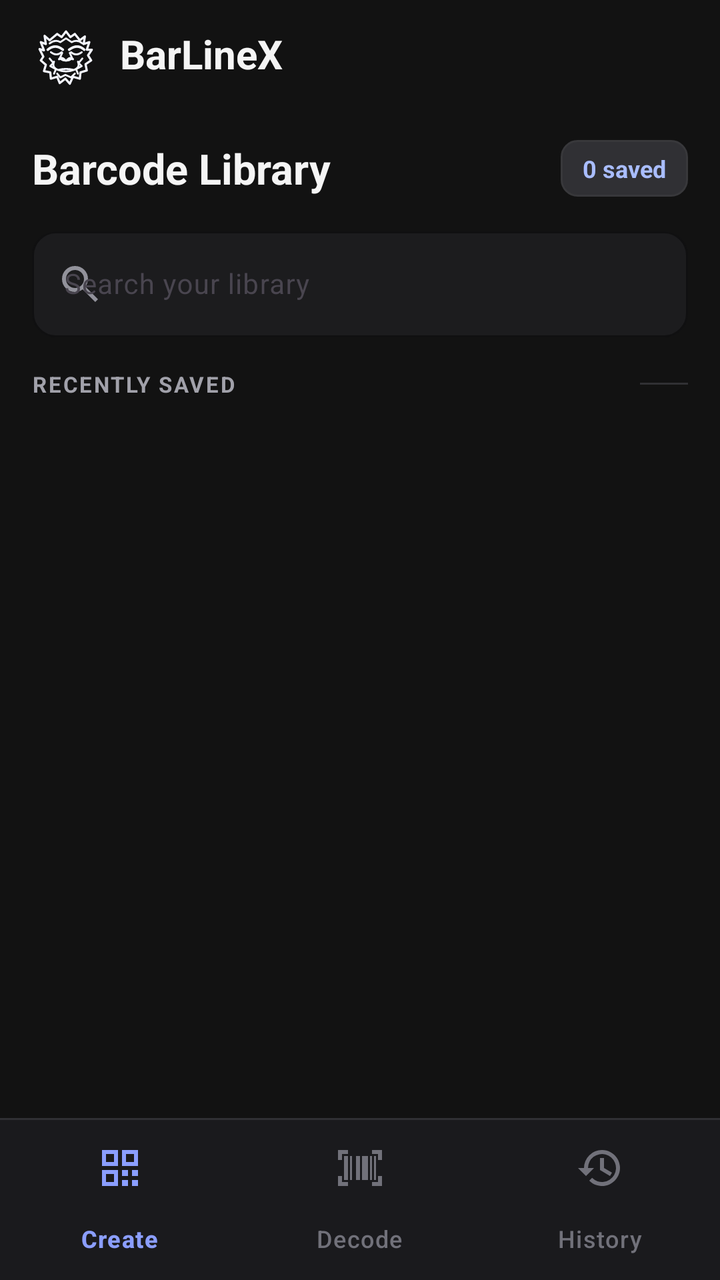
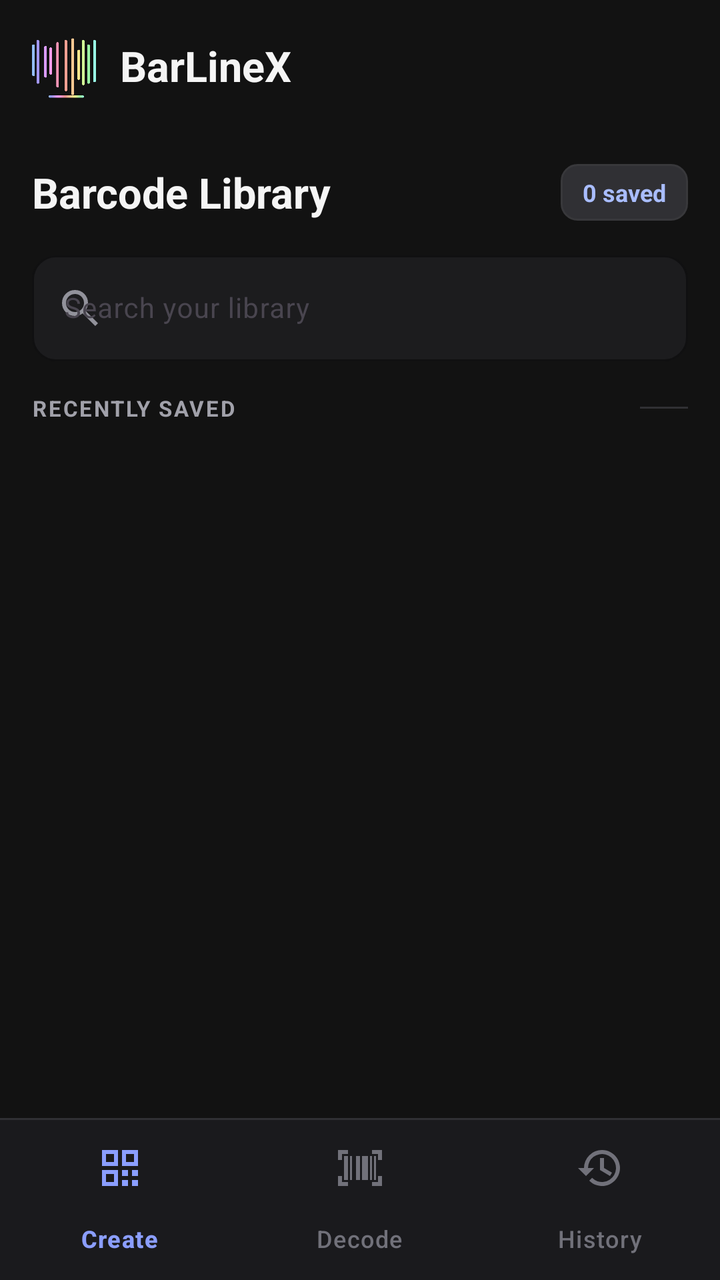

An Android layout rendered at two revisions. The XML below is the earlier revision; the diff shows what the commit changed to produce the second picture.
<!-- AndroidManifest.xml: application theme Theme.BarLineX -->
<!-- res/layout/activity_history.xml -->
<?xml version="1.0" encoding="utf-8"?>
<LinearLayout xmlns:android="http://schemas.android.com/apk/res/android"
    xmlns:app="http://schemas.android.com/apk/res-auto"
    android:id="@+id/historyRoot"
    android:layout_width="match_parent"
    android:layout_height="match_parent"
    android:background="#121212"
    android:orientation="vertical"
    android:fitsSystemWindows="true">

    
    <LinearLayout
        android:id="@+id/historyToolbar"
        android:layout_width="match_parent"
        android:layout_height="56dp"
        android:background="#121212"
        android:gravity="center_vertical"
        android:orientation="horizontal"
        android:paddingHorizontal="16dp">

        <ImageView
            android:layout_width="34dp"
            android:layout_height="34dp"
            android:contentDescription="@string/barlinex_bigfoot_logo"
            android:scaleType="fitCenter"
            android:src="@drawable/ic_yeti" />

        <TextView
            android:layout_width="0dp"
            android:layout_height="wrap_content"
            android:layout_marginStart="10dp"
            android:layout_weight="1"
            android:includeFontPadding="false"
            android:text="@string/app_name"
            android:textColor="#F5F5F5"
            android:textSize="20sp"
            android:textStyle="bold" />

    </LinearLayout>

    
    <LinearLayout
        android:layout_width="match_parent"
        android:layout_height="0dp"
        android:layout_weight="1"
        android:orientation="vertical"
        android:paddingHorizontal="16dp"
        android:paddingTop="14dp"
        android:paddingBottom="12dp">

        
        <LinearLayout
            android:layout_width="match_parent"
            android:layout_height="wrap_content"
            android:gravity="center_vertical"
            android:orientation="horizontal"
            android:layout_marginBottom="12dp">

            <TextView
                android:layout_width="0dp"
                android:layout_height="wrap_content"
                android:layout_weight="1"
                android:text="@string/barcode_library"
                android:textColor="#F5F5F5"
                android:textSize="21sp"
                android:textStyle="bold" />

            <TextView
                android:id="@+id/textHistoryCount"
                android:layout_width="wrap_content"
                android:layout_height="wrap_content"
                android:background="@drawable/bg_format_badge"
                android:paddingHorizontal="11dp"
                android:paddingVertical="6dp"
                android:text="0 saved"
                android:textColor="#A9BDFF"
                android:textSize="12sp"
                android:textStyle="bold" />

        </LinearLayout>

        
        <com.google.android.material.textfield.TextInputLayout
            android:id="@+id/layoutHistorySearch"
            style="@style/Widget.Material3.TextInputLayout.OutlinedBox"
            android:layout_width="match_parent"
            android:layout_height="wrap_content"
            android:hint="Search your library"
            app:boxBackgroundColor="#1C1C1E"
            app:boxCornerRadiusTopStart="12dp"
            app:boxCornerRadiusTopEnd="12dp"
            app:boxCornerRadiusBottomStart="12dp"
            app:boxCornerRadiusBottomEnd="12dp"
            app:boxStrokeColor="#303034"
            app:hintTextColor="#A1A1AA"
            app:startIconDrawable="@drawable/ic_search"
            app:startIconTint="#92929B"
            app:endIconMode="clear_text"
            app:endIconTint="#92929B">

            <com.google.android.material.textfield.TextInputEditText
                android:id="@+id/editHistorySearch"
                android:layout_width="match_parent"
                android:layout_height="wrap_content"
                android:singleLine="true"
                android:textColor="#F5F5F5"
                android:textColorHint="#92929B"
                android:textSize="14sp"
                android:imeOptions="actionSearch"
                android:inputType="text" />

        </com.google.android.material.textfield.TextInputLayout>

        
        <LinearLayout
            android:layout_width="match_parent"
            android:layout_height="wrap_content"
            android:layout_marginTop="16dp"
            android:layout_marginBottom="10dp"
            android:gravity="center_vertical"
            android:orientation="horizontal">

            <TextView
                android:layout_width="0dp"
                android:layout_height="wrap_content"
                android:layout_weight="1"
                android:letterSpacing="0.08"
                android:text="RECENTLY SAVED"
                android:textColor="#A1A1AA"
                android:textSize="11sp"
                android:textStyle="bold" />

            <View
                android:layout_width="24dp"
                android:layout_height="1dp"
                android:background="#303034" />

        </LinearLayout>

        
        <LinearLayout
            android:id="@+id/historyEmptyContainer"
            android:layout_width="match_parent"
            android:layout_height="0dp"
            android:layout_weight="1"
            android:gravity="center"
            android:orientation="vertical"
            android:paddingHorizontal="28dp"
            android:visibility="gone">

            <FrameLayout
                android:layout_width="88dp"
                android:layout_height="88dp"
                android:background="#1C1C1E">

                <ImageView
                    android:layout_width="42dp"
                    android:layout_height="42dp"
                    android:layout_gravity="center"
                    android:importantForAccessibility="no"
                    android:src="@drawable/ic_qr_code"
                    app:tint="#8B9EFF" />

            </FrameLayout>

            <TextView
                android:layout_width="wrap_content"
                android:layout_height="wrap_content"
                android:layout_marginTop="20dp"
                android:text="Your library is empty"
                android:textColor="#F5F5F5"
                android:textSize="18sp"
                android:textStyle="bold" />

            <TextView
                android:id="@+id/textHistoryEmpty"
                android:layout_width="match_parent"
                android:layout_height="wrap_content"
                android:layout_marginTop="8dp"
                android:gravity="center"
                android:text="@string/empty_barcode_history_message"
                android:textColor="#92929B"
                android:textSize="13sp"
                android:lineSpacingExtra="3dp" />

        </LinearLayout>

        
        <androidx.recyclerview.widget.RecyclerView
            android:id="@+id/recyclerHistory"
            android:layout_width="match_parent"
            android:layout_height="0dp"
            android:layout_weight="1"
            android:clipToPadding="false"
            android:overScrollMode="never"
            android:paddingBottom="8dp"
            android:visibility="gone" />

    </LinearLayout>

    
    <LinearLayout
        android:id="@+id/bottomDock"
        android:layout_width="match_parent"
        android:layout_height="wrap_content"
        android:background="#1A1A1D"
        android:orientation="vertical">

        <View
            android:layout_width="match_parent"
            android:layout_height="1dp"
            android:background="#303034" />

        <com.google.android.material.bottomnavigation.BottomNavigationView
            android:id="@+id/bottomNavigation"
            android:layout_width="match_parent"
            android:layout_height="wrap_content"
            android:background="#1A1A1D"
            app:elevation="0dp"
            app:itemIconTint="@color/nav_item_color"
            app:itemTextColor="@color/nav_item_color"
            app:labelVisibilityMode="labeled"
            app:menu="@menu/menu_bottom_navigation" />

    </LinearLayout>

</LinearLayout>
<!-- resources referenced by this layout -->
<resources>
  <!-- drawable bg_format_badge (drawable) -->
  <?xml version="1.0" encoding="utf-8"?>
  <shape xmlns:android="http://schemas.android.com/apk/res/android"
      android:shape="rectangle">
  
      <solid android:color="@color/background_variant" />
  
      <corners android:radius="8dp" />
  
      <stroke
          android:width="1dp"
          android:color="@color/border_default" />
  
  </shape>
  <!-- drawable ic_qr_code (drawable) -->
  <vector xmlns:android="http://schemas.android.com/apk/res/android"
      android:width="24dp"
      android:height="24dp"
      android:viewportWidth="24"
      android:viewportHeight="24">
      <path
          android:fillColor="#FFFFFFFF"
          android:pathData="M3,3h8v8H3zM5,5v4h4V5zM13,3h8v8h-8zM15,5v4h4V5zM3,13h8v8H3zM5,15v4h4v-4zM13,13h3v3h-3zM18,13h3v3h-3zM13,18h3v3h-3zM18,18h3v3h-3z" />
  </vector>
  <!-- drawable ic_search (drawable) -->
  <vector xmlns:android="http://schemas.android.com/apk/res/android"
      android:width="24dp"
      android:height="24dp"
      android:viewportWidth="960"
      android:viewportHeight="960">
    <path
        android:pathData="M784,840 L532,588q-30,24 -69,38t-83,14q-109,0 -184.5,-75.5T120,380q0,-109 75.5,-184.5T380,120q109,0 184.5,75.5T640,380q0,44 -14,83t-38,69l252,252 -56,56ZM380,560q75,0 127.5,-52.5T560,380q0,-75 -52.5,-127.5T380,200q-75,0 -127.5,52.5T200,380q0,75 52.5,127.5T380,560Z"
        android:fillColor="#FFFFFF"/>
  </vector>
  <!-- drawable ic_yeti: vector/xml drawable (drawable, 2938 chars, omitted) -->
  <string name="app_name">BarLineX</string>
  <string name="barcode_library">Barcode Library</string>
  <string name="barlinex_bigfoot_logo">BarLineX Logo</string>
  <string name="empty_barcode_history_message">Barcodes you save will appear here.
          Create your first barcode to get started.</string>
  <style name="Theme.BarLineX" parent="Theme.Material3.Dark.NoActionBar">
          <item name="colorPrimary">@color/brand_primary</item>
          <item name="colorOnPrimary">#121212</item>
  
          <item name="colorSecondary">@color/brand_secondary</item>
          <item name="colorOnSecondary">#121212</item>
  
          <item name="colorSurface">@color/background_surface</item>
          <item name="colorOnSurface">@color/text_primary</item>
  
          <item name="colorSurfaceVariant">@color/background_variant</item>
          <item name="colorOnSurfaceVariant">@color/text_secondary</item>
  
          <item name="colorOutline">@color/border_default</item>
          <item name="colorOutlineVariant">@color/border_subtle</item>
  
          <item name="colorError">#F87171</item>
  
          <item name="android:statusBarColor">@color/background_main</item>
          <item name="android:navigationBarColor">@color/background_main</item>
          <item name="android:windowLightStatusBar">false</item>
          <item name="android:windowBackground">@color/background_main</item>
          <item name="android:colorAccent">@color/brand_primary</item>
      </style>
  <color name="background_variant">#303034</color>
  <color name="border_default">#38383B</color>
  <color name="brand_primary">#8B9EFF</color>
  <color name="brand_secondary">#A5B2FF</color>
  <color name="background_surface">#1C1C1E</color>
  <color name="text_primary">#E5E5E5</color>
  <color name="text_secondary">#A1A1AA</color>
  <color name="border_subtle">#2C2C30</color>
  <color name="background_main">#121212</color>
</resources>

<!-- the commit's change to res/layout/activity_history.xml (unified diff, before → after) -->
@@ -9,34 +9,8 @@
     android:fitsSystemWindows="true">
 
     
-    <LinearLayout
-        android:id="@+id/historyToolbar"
-        android:layout_width="match_parent"
-        android:layout_height="56dp"
-        android:background="#121212"
-        android:gravity="center_vertical"
-        android:orientation="horizontal"
-        android:paddingHorizontal="16dp">
-
-        <ImageView
-            android:layout_width="34dp"
-            android:layout_height="34dp"
-            android:contentDescription="@string/barlinex_bigfoot_logo"
-            android:scaleType="fitCenter"
-            android:src="@drawable/ic_yeti" />
-
-        <TextView
-            android:layout_width="0dp"
-            android:layout_height="wrap_content"
-            android:layout_marginStart="10dp"
-            android:layout_weight="1"
-            android:includeFontPadding="false"
-            android:text="@string/app_name"
-            android:textColor="#F5F5F5"
-            android:textSize="20sp"
-            android:textStyle="bold" />
-
-    </LinearLayout>
+    <include
+        layout="@layout/layout_app_header" />
 
     
     <LinearLayout
@@ -225,3 +199,37 @@
     </LinearLayout>
 
 </LinearLayout>
+<!-- res/layout/layout_app_header.xml (included above) -->
+<?xml version="1.0" encoding="utf-8"?>
+<LinearLayout xmlns:android="http://schemas.android.com/apk/res/android"
+    android:id="@+id/appHeader"
+    android:layout_width="match_parent"
+    android:layout_height="68dp"
+    android:background="#121212"
+    android:gravity="center_vertical"
+    android:orientation="horizontal"
+    android:paddingHorizontal="16dp">
+
+    
+    <ImageView
+        android:id="@+id/imageAppIcon"
+        android:layout_width="32dp"
+        android:layout_height="32dp"
+        android:adjustViewBounds="true"
+        android:contentDescription="@string/app_logo"
+        android:scaleType="fitCenter"
+        android:src="@drawable/ic_header_icon" />
+
+    
+    <TextView
+        android:id="@+id/textAppTitle"
+        android:layout_width="wrap_content"
+        android:layout_height="wrap_content"
+        android:layout_marginStart="12dp"
+        android:includeFontPadding="false"
+        android:text="@string/app_name"
+        android:textColor="#F5F5F5"
+        android:textSize="21sp"
+        android:textStyle="bold" />
+
+</LinearLayout>
<!-- resource entries referenced after the edit -->
@@ -14,6 +14,7 @@
           android:color="@color/border_default" />
   
   </shape>
+  <!-- drawable ic_header_icon: png bitmap (drawable, 19022 bytes) -->
   <!-- drawable ic_qr_code (drawable) -->
   <vector xmlns:android="http://schemas.android.com/apk/res/android"
       android:width="24dp"
@@ -34,10 +35,9 @@
         android:pathData="M784,840 L532,588q-30,24 -69,38t-83,14q-109,0 -184.5,-75.5T120,380q0,-109 75.5,-184.5T380,120q109,0 184.5,75.5T640,380q0,44 -14,83t-38,69l252,252 -56,56ZM380,560q75,0 127.5,-52.5T560,380q0,-75 -52.5,-127.5T380,200q-75,0 -127.5,52.5T200,380q0,75 52.5,127.5T380,560Z"
         android:fillColor="#FFFFFF"/>
   </vector>
-  <!-- drawable ic_yeti: vector/xml drawable (drawable, 2938 chars, omitted) -->
+  <string name="app_logo">BarLineX Logo</string>
   <string name="app_name">BarLineX</string>
   <string name="barcode_library">Barcode Library</string>
-  <string name="barlinex_bigfoot_logo">BarLineX Logo</string>
   <string name="empty_barcode_history_message">Barcodes you save will appear here.
           Create your first barcode to get started.</string>
   <style name="Theme.BarLineX" parent="Theme.Material3.Dark.NoActionBar">
